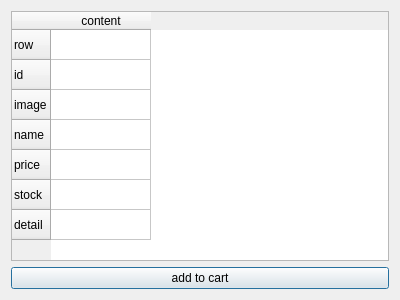
Old version of the form client/productdialog.ui in the repository gitjip/microtrade.
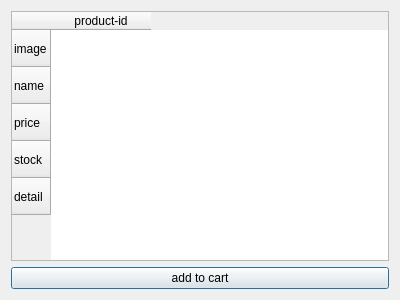
New version of the form.

Commit message: Enable to show product image.

```diff
--- a/client/productdialog.ui
+++ b/client/productdialog.ui
@@ -23,16 +23,21 @@
    </item>
    <item row="0" column="0">
     <widget class="QTableWidget" name="tableWidget">
-     <row>
-      <property name="text">
-       <string>row</string>
-      </property>
-     </row>
-     <row>
-      <property name="text">
-       <string>id</string>
-      </property>
-     </row>
+     <property name="editTriggers">
+      <set>QAbstractItemView::EditTrigger::NoEditTriggers</set>
+     </property>
+     <property name="iconSize">
+      <size>
+       <width>80</width>
+       <height>80</height>
+      </size>
+     </property>
+     <property name="showGrid">
+      <bool>false</bool>
+     </property>
+     <attribute name="verticalHeaderDefaultSectionSize">
+      <number>37</number>
+     </attribute>
      <row>
       <property name="text">
        <string>image</string>
@@ -60,7 +65,7 @@
      </row>
      <column>
       <property name="text">
-       <string>content</string>
+       <string>product-id</string>
       </property>
      </column>
     </widget>
```
The commit also changes 14 other files.
